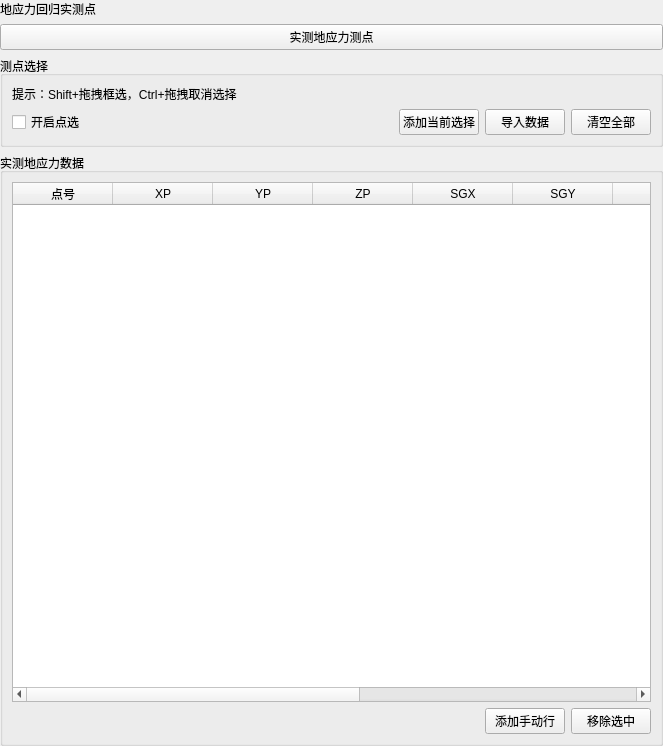
Above: plugins/Base_Slover/GeoStressMeasurePointPage.ui from asd977/base_cae before the change. Below: the same form after it.
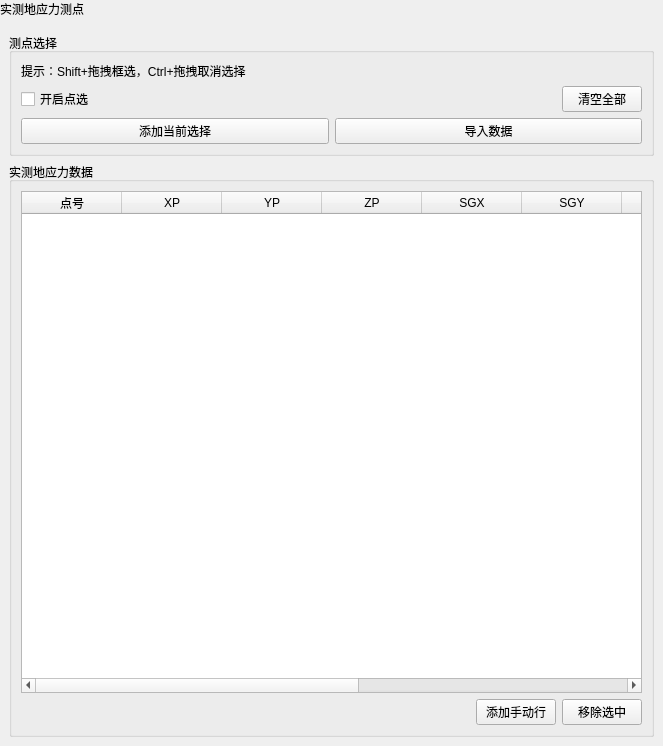
That is the form after the change.

What changed in the file:
```diff
--- a/plugins/Base_Slover/GeoStressMeasurePointPage.ui
+++ b/plugins/Base_Slover/GeoStressMeasurePointPage.ui
@@ -14,7 +14,49 @@
    <string>实测地应力</string>
   </property>
   <layout class="QVBoxLayout" name="mainLayout">
-   <property name="leftMargin"><number>0</number></property><property name="topMargin"><number>0</number></property><property name="rightMargin"><number>0</number></property><property name="bottomMargin"><number>0</number></property><item><widget class="QLabel" name="pageNameLabel"><property name="text"><string>地应力回归实测点</string></property></widget></item><item><widget class="QPushButton" name="sectionTitleButton"><property name="text"><string>实测地应力测点</string></property></widget></item><item>
+   <property name="leftMargin">
+    <number>0</number>
+   </property>
+   <property name="topMargin">
+    <number>0</number>
+   </property>
+   <property name="rightMargin">
+    <number>0</number>
+   </property>
+   <property name="bottomMargin">
+    <number>0</number>
+   </property>
+   <item>
+    <widget class="QLabel" name="pageHeaderLabel">
+     <property name="sizePolicy">
+      <sizepolicy hsizetype="Preferred" vsizetype="Fixed">
+       <horstretch>0</horstretch>
+       <verstretch>0</verstretch>
+      </sizepolicy>
+     </property>
+     <property name="text">
+      <string>实测地应力测点</string>
+     </property>
+    </widget>
+   </item>
+   <item>
+    <layout class="QVBoxLayout" name="contentLayout">
+     <property name="leftMargin">
+      <number>9</number>
+     </property>
+     <property name="topMargin">
+      <number>9</number>
+     </property>
+     <property name="rightMargin">
+      <number>9</number>
+     </property>
+     <property name="bottomMargin">
+      <number>9</number>
+     </property>
+     <property name="spacing">
+      <number>6</number>
+     </property>
+     <item>
     <widget class="QGroupBox" name="pickGroup">
      <property name="title">
       <string>测点选择</string>
@@ -26,7 +68,7 @@
          <string>提示：Shift+拖拽框选，Ctrl+拖拽取消选择</string>
         </property>
         <property name="wordWrap">
-         <bool>true</bool>
+           <bool>false</bool>
         </property>
        </widget>
       </item>
@@ -53,6 +95,17 @@
          </spacer>
         </item>
         <item>
+           <widget class="QPushButton" name="clearButton">
+            <property name="text">
+             <string>清空全部</string>
+            </property>
+           </widget>
+          </item>
+         </layout>
+        </item>
+        <item>
+         <layout class="QHBoxLayout" name="actionRow2Layout">
+          <item>
          <widget class="QPushButton" name="appendSelectedPointsButton">
           <property name="text">
            <string>添加当前选择</string>
@@ -66,13 +119,6 @@
           </property>
          </widget>
         </item>
-        <item>
-         <widget class="QPushButton" name="clearButton">
-          <property name="text">
-           <string>清空全部</string>
-          </property>
-         </widget>
-        </item>
        </layout>
       </item>
      </layout>
@@ -144,6 +190,15 @@
           <string>pid</string>
          </property>
         </column>
+          <attribute name="horizontalHeaderStretchLastSection">
+           <bool>true</bool>
+          </attribute>
+          <property name="minimumSize">
+           <size>
+            <width>10</width>
+            <height>0</height>
+           </size>
+          </property>
        </widget>
       </item>
       <item>
@@ -179,6 +234,8 @@
       </item>
      </layout>
     </widget>
+     </item>
+    </layout>
    </item>
   </layout>
  </widget>
```
Left out of the diff: 2 changed lines with no effect on the pictures. Lines whose indentation alone changed are shown as unchanged.
